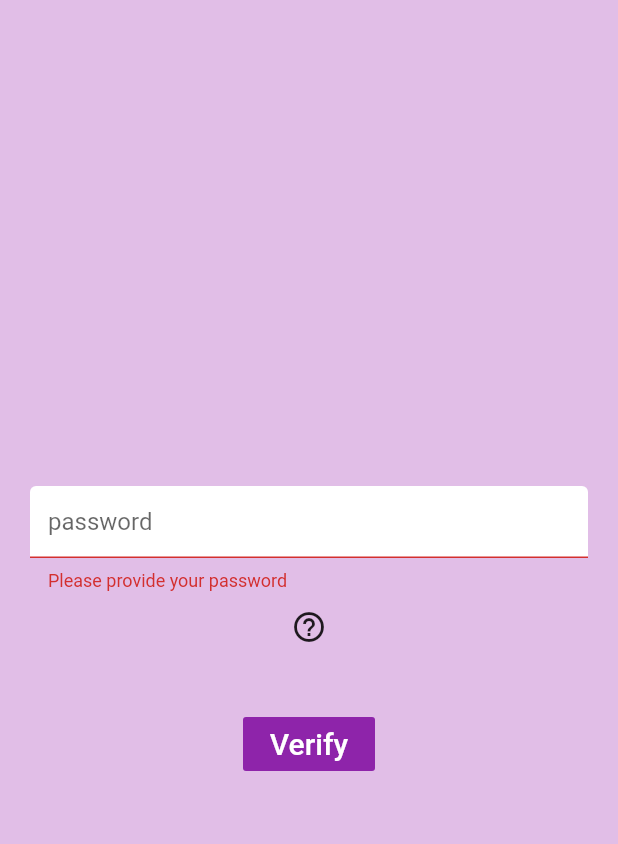
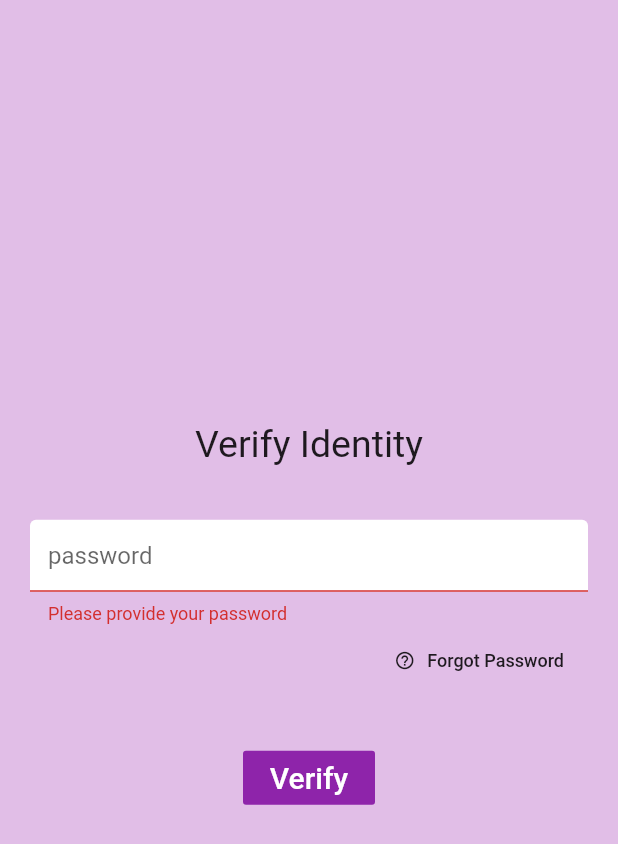
Before and after one commit to AkwGaniu/phoneTheft, a Flutter app: the ValidateUser screen opened directly, after a tap on "Verify", on a phone screen of 412 x 824 dp. Shown: the top 844 px of the screen. Run offline on Flutter 3.47's test engine with Material 2 defaults, Android fonts, the light colour scheme and no system bars; our stand-ins replace audioplayers, camera, firebase_auth, flutter_spinkit, sensors; missing offline and left inert: mailer; accounts and stored records are empty.

Commit message:
email not sending but others are fine

```diff
--- a/lib/main.dart
+++ b/lib/main.dart
@@ -2,7 +2,7 @@ import 'package:flutter/cupertino.dart';
 import 'package:flutter/material.dart';
 import 'package:phonetheft/pages/wrapper.dart';
 import 'package:phonetheft/pages/home/settings.dart';
-import 'package:android_alarm_manager/android_alarm_manager.dart';
+// import 'package:android_alarm_manager/android_alarm_manager.dart';
 import 'package:phonetheft/services/auth.dart';
 import 'package:provider/provider.dart';
 
--- a/lib/pages/auth/register.dart
+++ b/lib/pages/auth/register.dart
@@ -1,7 +1,7 @@
 import 'package:flutter/material.dart';
 import 'package:phonetheft/shared/constant.dart';
 import 'package:phonetheft/shared/spinner.dart';
-import 'package:shared_preferences/shared_preferences.dart';
+// import 'package:shared_preferences/shared_preferences.dart';
 import 'package:phonetheft/services/auth.dart';
 
 class Register extends StatefulWidget {
--- a/lib/pages/auth/validate_user.dart
+++ b/lib/pages/auth/validate_user.dart
@@ -1,10 +1,15 @@
 import 'package:flutter/material.dart';
-import 'package:flutter/services.dart';
+import 'dart:io';
 import 'package:phonetheft/services/auth.dart';
 import 'package:phonetheft/services/models/user.dart';
 import 'package:phonetheft/shared/constant.dart';
 import 'package:mailer/mailer.dart';
 import 'package:mailer/smtp_server.dart';
+import 'package:camera/camera.dart';
+import 'package:phonetheft/services/alert.dart';
+import 'package:phonetheft/shared/spinner.dart';
+
+
 
 class ValidateUser extends StatefulWidget {
   @override
@@ -15,49 +20,156 @@ class _ValidateUserState extends State<ValidateUser> {
   final _formKey = GlobalKey<FormState>();
   final AuthServices _auth = AuthServices();
   String password = '';
+  CameraController _controller;
+  bool loading = false;
+  String _error = '';
+  // ignore: unused_field
+  Future<void> _initializeControllerFuture;
+  bool isCameraReady = false;
+  File imageFilePath;
+  bool _theftDetected = false;
 
-  sendMail(String userEmail) async {
+
+  Future<void> _initializeCamera() async {
+    final cameras = await availableCameras();
+    final firstCamera = cameras.last;
+    _controller = CameraController(firstCamera, ResolutionPreset.high);
+    _initializeControllerFuture = _controller.initialize();
+    if (!mounted) {
+      return;
+    }
+    setState(() {
+      isCameraReady = true;
+    });
+  }
+
+  Future<void> _snapPicture() async {
+    setState(() { _theftDetected = true; });
+    try {
+      if (_theftDetected) {
+        XFile imagePath = await _controller.takePicture();
+        setState(() {
+          _theftDetected = false;
+          imageFilePath = File(imagePath.path);
+        });
+        return;
+      }
+    } catch (e) {
+      print({'Error  ': e.toString()});
+      return;
+    }
+  }
+
+  @override
+  void initState() {
+    super.initState();
+    _initializeCamera();
+  }
+  void didChangeAppLifecycleState(AppLifecycleState state) {
+    if (state == AppLifecycleState.resumed) {
+      _controller != null
+      ? _initializeControllerFuture = _controller.initialize()
+      // ignore: unnecessary_statements
+      : null;
+    }
+  }
+  void dispose() {
+    // ignore: todo
+    // TODO: dispose
+    _controller?.dispose();
+    super.dispose();
+  }
+
+  void sendMail(String userEmail) async {
     String username = 'ennytech666@gmail.com';
     String password = 'ennytechservices@66';
-
     // ignore: deprecated_member_use
     final smtpServer = gmail(username, password);
-  // Use the SmtpServer class to configure an SMTP server:
-
-  // Create our message.
+    // Create message.
     final message = Message()
       ..from = Address(username, 'Phone Police')
       ..recipients.add(userEmail)
       ..subject = 'Security Alert'
-    ..html = """
+      ..html ="""
                 <div style="width:80%; border-radius:10px; margin:10px auto; background-color:#f5f4f4; padding:10px 20px">
                 <h3 style="font-size:20px">Hello, </h3>\n<p style="color:#00303f; font-size:20px">\tWe noticed a theft attempt on your mobile device just now.
                 Find attached the picture of the suspect</p>
                 <p style="color:#00303f; font-size:20px; margin-top:100px">Thanks.</p>
                 </div>
               """
-    ..attachments = [];
-
+      ..attachments.add(FileAttachment(imageFilePath));
     try {
-    final sendReport = await send(message, smtpServer);
-    print('Message sent: ' + sendReport.toString());
+      print({'Error  hkggghgjg': imageFilePath});
+      final sendMailNow = await send(message, smtpServer);
+      print('Message sent: ' + sendMailNow.toString());
     } on MailerException catch (e) {
       print('Message not sent.');
-    print(e);
+      print({"Email Error ": e});
     }
   }
 
   @override
   Widget build(BuildContext context) {
+    FlatButton button = FlatButton(
+      padding: EdgeInsets.zero,
+      child: Text(
+        'Ok',
+        style: TextStyle(
+          color: Colors.purple,
+          fontSize: 20.0,
+        ),
+      ),
+      onPressed: () {
+        Navigator.of(context).pop();
+      }
+    );
     return Scaffold(
       backgroundColor: Colors.purple[100],
-      body: Container(
+      body: _theftDetected ? Column(
+            children: [
+            FutureBuilder<void>(
+              future: _initializeControllerFuture,
+              builder: (context, snapshot) {
+                if (snapshot.connectionState == ConnectionState.done) {
+                  // If the Future is complete, display the preview.
+                  return Transform.scale(
+                          scale: _controller.value.aspectRatio,
+                          child: Center(
+                            child: AspectRatio(
+                              aspectRatio: _controller.value.aspectRatio,
+                              child: CameraPreview(_controller), //cameraPreview
+                            ),
+                          ));
+                } else {
+                  return Center(
+                  child: CircularProgressIndicator()); // Otherwise, display a loading indicator.
+                }
+              },
+            )
+            ],
+          )
+           :
+          Container(
         padding: EdgeInsets.symmetric(vertical:20.0, horizontal: 20.0),
         child: Form(
           key: _formKey,
           child: Column(
             mainAxisAlignment: MainAxisAlignment.center,
             children: <Widget>[
+              Text(
+                'Verify Identity',
+                style: TextStyle(
+                  fontSize: 25.0,
+                  color: Colors.brown[90]
+                ),
+              ),
+              Text(
+                (_error != '') ? _error : '',
+                style: TextStyle(
+                  color: Colors.red[300],
+                  fontSize: 14.0,
+                ),
+              ),
               SizedBox(height: 20.0),
               TextFormField(
                 decoration: inputFieldDecoration.copyWith(hintText: 'password'),
@@ -67,12 +179,33 @@ class _ValidateUserState extends State<ValidateUser> {
                 },
               ),
               Container(
-                child: IconButton(
-                  tooltip: 'Forgot Password',
-                  icon: Icon(Icons.help_outline),
-                  onPressed: () {
-
-                  }
+                child: Row(
+                  mainAxisAlignment: MainAxisAlignment.end,
+                  children: [
+                    FlatButton.icon(
+                      onPressed: (){
+                        String title = 'Forgot Password';
+                        double height = 180.0;
+                        showDialog(
+                        context: context,
+                        builder: (_) {
+                          return SettingsDialog(content: 'forgetPasswod', height: height, title: title, action: button);
+                        });
+                      },
+                      icon: Icon(
+                        Icons.help_outline,
+                        size: 14.0,
+                      ),
+                      label: Text(
+                        'Forgot Password',
+                        style: TextStyle(
+                          fontSize: 12.0
+                        ),
+                      ),
+                      minWidth: 12.0,
+                      height: 12.0
+                    )
+                  ],
                 )
               ),
               SizedBox(height: 30.0),
@@ -87,13 +220,26 @@ class _ValidateUserState extends State<ValidateUser> {
                 ),
                 onPressed: () async {
                   if (_formKey.currentState.validate()) {
+                    setState(() {
+                      _error = '';
+                    });
                     dynamic _currentUser = await _auth.getCurrentUser();
                     if (_currentUser == null) {
-                      String email = current_user.email;
-                      dynamic user = await _auth.signInWithEmailAndPassword(email, password);
-                      if (user == null) {
+                      String email = currentuser.email;
+                      dynamic _user = await _auth.signInWithEmailAndPassword(email, password);
+                      if (_user == null) {
+                        setState(() {
+                          // _theftDetected = true;
+                          _error = 'Incorrect Password';
+                        });
+                        await _snapPicture();
                         sendMail(email);
                       }
+                    } else {
+                      setState(() {
+                        _error = 'Opps!!! something occured, please try again';
+                      });
+                      _auth.signOut();
                     }
                   }
                 },
--- a/lib/services/models/user.dart
+++ b/lib/services/models/user.dart
@@ -1,5 +1,3 @@
-import 'package:audioplayers/audioplayers.dart';
-
 class User {
   final String uid;
   final String email;
@@ -13,7 +11,7 @@ class CurrentUser {
   CurrentUser({ this.email, this.currentAudioLoop });
 }
 
-CurrentUser current_user = CurrentUser(
+CurrentUser currentuser = CurrentUser(
   email: '',
   currentAudioLoop: ''
 );
--- a/lib/shared/constant.dart
+++ b/lib/shared/constant.dart
@@ -1,13 +1,12 @@
 import 'package:flutter/material.dart';
 
 const inputFieldDecoration = InputDecoration(
-  // icon: Icon(Icons.email),
   fillColor: Colors.white,
   filled: true,
   focusedBorder: OutlineInputBorder(
     borderSide: BorderSide(
-      color: Colors.pink,
-      width: 2.0,
+      color: Colors.deepPurple,
+      width: 1.0,
     )
   ),
   enabledBorder: OutlineInputBorder(
```
Also changed, not shown: lib/pages/auth/authenticate.dart (+4 -4 lines), lib/pages/home/home.dart (+12 -12 lines), lib/pages/wrapper.dart (+7 -4 lines), lib/services/alert.dart (+83 -3 lines), lib/services/auth.dart (+14 -6 lines), lib/services/custom_code.dart (deleted, +0 -27 lines), lib/shared/spinner.dart (+4 -4 lines), lib/shared/userSettings.dart (+0 -7 lines), pubspec.yaml (+5 -4 lines), pubspec.lock. Lines whose indentation alone changed are shown as unchanged.
